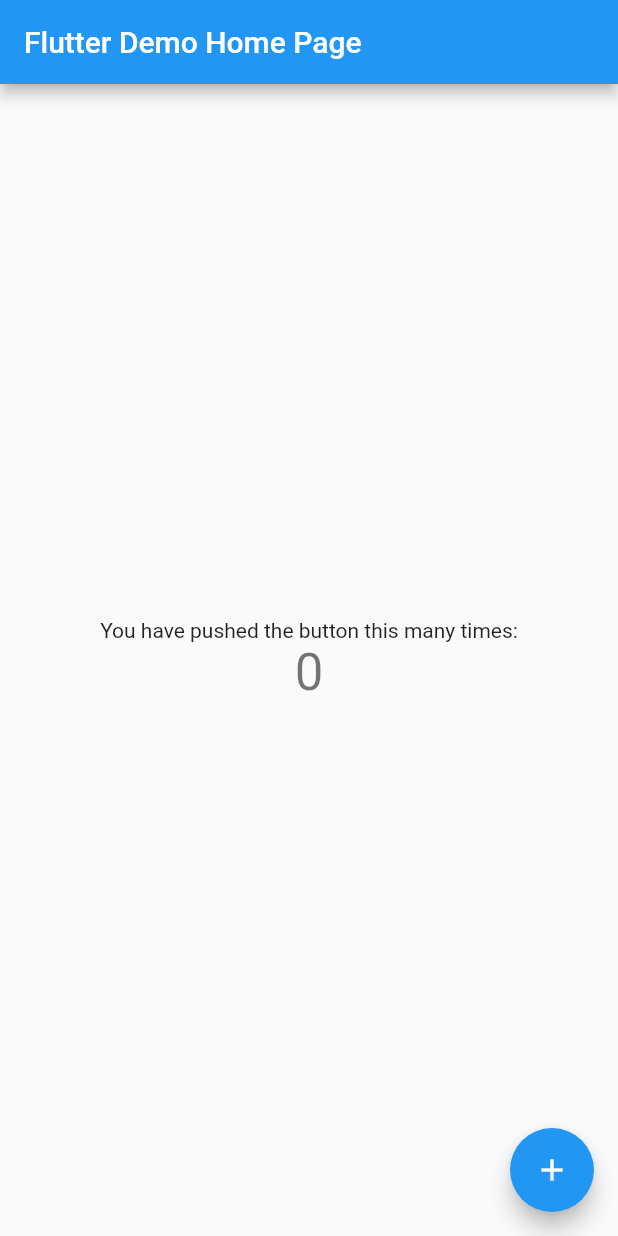
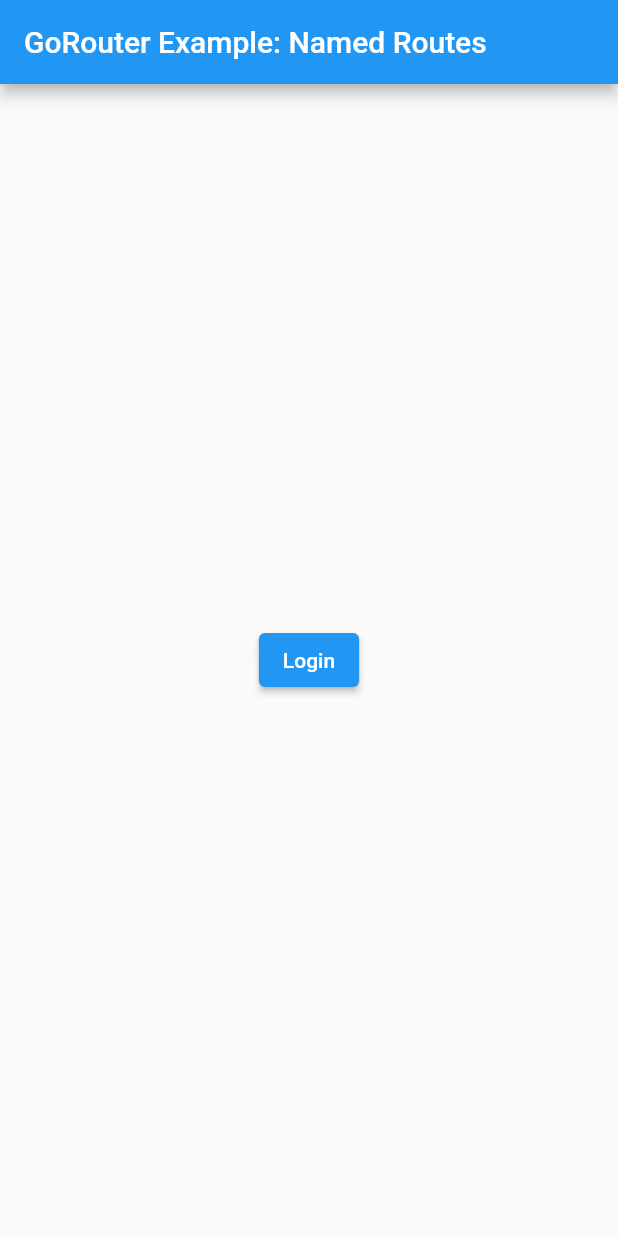
Before and after one commit to heavy-stone/go_router_sample, a Flutter app: the screen it shows after launch, on a phone screen of 412 x 824 dp. Run offline on Flutter 3.47's test engine with Material 2 defaults, Android fonts, the phone set to English and light mode, and no system bars; our stand-ins replace go_router.

Commit message:
[add]loading

```diff
--- a/lib/main.dart
+++ b/lib/main.dart
@@ -1,115 +1,183 @@
 import 'package:flutter/material.dart';
+import 'package:go_router/go_router.dart';
+import 'package:provider/provider.dart';
 
-void main() {
-  runApp(const MyApp());
+import 'shared/data.dart';
+
+void main() => runApp(App());
+
+class App extends StatelessWidget {
+  App({Key? key}) : super(key: key);
+
+  final loginInfo = LoginInfo();
+  static const title = 'GoRouter Example: Named Routes';
+
+  @override
+  Widget build(BuildContext context) => ChangeNotifierProvider<LoginInfo>.value(
+        value: loginInfo,
+        child: MaterialApp.router(
+          routeInformationParser: _router.routeInformationParser,
+          routerDelegate: _router.routerDelegate,
+          title: title,
+          debugShowCheckedModeBanner: false,
+        ),
+      );
+
+  late final _router = GoRouter(
+    debugLogDiagnostics: true,
+    routes: [
+      GoRoute(
+        name: 'home',
+        path: '/',
+        builder: (context, state) => HomeScreen(families: Families.data),
+        routes: [
+          GoRoute(
+            name: 'family',
+            path: 'family/:fid',
+            builder: (context, state) => FamilyScreen(
+              family: Families.family(state.params['fid']!),
+            ),
+            routes: [
+              GoRoute(
+                name: 'person',
+                path: 'person/:pid',
+                builder: (context, state) {
+                  final family = Families.family(state.params['fid']!);
+                  final person = family.person(state.params['pid']!);
+                  return PersonScreen(family: family, person: person);
+                },
+              ),
+            ],
+          ),
+        ],
+      ),
+      GoRoute(
+        name: 'login',
+        path: '/login',
+        builder: (context, state) => const LoginScreen(),
+      ),
+    ],
+
+    // redirect to the login page if the user is not logged in
+    redirect: (state) {
+      // if the user is not logged in, they need to login
+      final loggedIn = loginInfo.loggedIn;
+      final loginloc = state.namedLocation('login');
+      final loggingIn = state.subloc == loginloc;
+
+      // bundle the location the user is coming from into a query parameter
+      final homeloc = state.namedLocation('home');
+      final fromloc = state.subloc == homeloc ? '' : state.subloc;
+      if (!loggedIn) {
+        return loggingIn
+            ? null
+            : state.namedLocation(
+                'login',
+                queryParams: {if (fromloc.isNotEmpty) 'from': fromloc},
+              );
       }
 
-class MyApp extends StatelessWidget {
-  const MyApp({Key? key}) : super(key: key);
+      // if the user is logged in, send them where they were going before (or
+      // home if they weren't going anywhere)
+      if (loggingIn) return state.queryParams['from'] ?? homeloc;
 
-  // This widget is the root of your application.
+      // no need to redirect at all
+      return null;
+    },
+
+    // changes on the listenable will cause the router to refresh it's route
+    refreshListenable: loginInfo,
+  );
+}
+
+class HomeScreen extends StatelessWidget {
+  const HomeScreen({required this.families, Key? key}) : super(key: key);
+  final List<Family> families;
+
   @override
   Widget build(BuildContext context) {
-    return MaterialApp(
-      title: 'Flutter Demo',
-      theme: ThemeData(
-        // This is the theme of your application.
-        //
-        // Try running your application with "flutter run". You'll see the
-        // application has a blue toolbar. Then, without quitting the app, try
-        // changing the primarySwatch below to Colors.green and then invoke
-        // "hot reload" (press "r" in the console where you ran "flutter run",
-        // or simply save your changes to "hot reload" in a Flutter IDE).
-        // Notice that the counter didn't reset back to zero; the application
-        // is not restarted.
-        primarySwatch: Colors.blue,
+    final info = context.read<LoginInfo>();
+
+    return Scaffold(
+      appBar: AppBar(
+        title: const Text(App.title),
+        actions: [
+          IconButton(
+            onPressed: info.logout,
+            tooltip: 'Logout: ${info.userName}',
+            icon: const Icon(Icons.logout),
+          )
+        ],
       ),
-      home: const MyHomePage(title: 'Flutter Demo Home Page'),
+      body: ListView(
+        children: [
+          for (final f in families)
+            ListTile(
+              title: Text(f.name),
+              onTap: () => context.goNamed('family', params: {'fid': f.id}),
+            )
+        ],
+      ),
     );
   }
 }
 
-class MyHomePage extends StatefulWidget {
-  const MyHomePage({Key? key, required this.title}) : super(key: key);
-
-  // This widget is the home page of your application. It is stateful, meaning
-  // that it has a State object (defined below) that contains fields that affect
-  // how it looks.
-
-  // This class is the configuration for the state. It holds the values (in this
-  // case the title) provided by the parent (in this case the App widget) and
-  // used by the build method of the State. Fields in a Widget subclass are
-  // always marked "final".
-
-  final String title;
+class FamilyScreen extends StatelessWidget {
+  const FamilyScreen({required this.family, Key? key}) : super(key: key);
+  final Family family;
 
   @override
-  State<MyHomePage> createState() => _MyHomePageState();
+  Widget build(BuildContext context) => Scaffold(
+        appBar: AppBar(title: Text(family.name)),
+        body: ListView(
+          children: [
+            for (final p in family.people)
+              ListTile(
+                title: Text(p.name),
+                onTap: () => context.go(context.namedLocation(
+                  'person',
+                  params: {'fid': family.id, 'pid': p.id},
+                  queryParams: {'qid': 'quid'},
+                )),
+              ),
+          ],
+        ),
+      );
 }
 
-class _MyHomePageState extends State<MyHomePage> {
-  int _counter = 0;
+class PersonScreen extends StatelessWidget {
+  const PersonScreen({required this.family, required this.person, Key? key})
+      : super(key: key);
 
-  void _incrementCounter() {
-    setState(() {
-      // This call to setState tells the Flutter framework that something has
-      // changed in this State, which causes it to rerun the build method below
-      // so that the display can reflect the updated values. If we changed
-      // _counter without calling setState(), then the build method would not be
-      // called again, and so nothing would appear to happen.
-      _counter++;
-    });
+  final Family family;
+  final Person person;
+
+  @override
+  Widget build(BuildContext context) => Scaffold(
+        appBar: AppBar(title: Text(person.name)),
+        body: Text('${person.name} ${family.name} is ${person.age} years old'),
+      );
 }
 
+class LoginScreen extends StatelessWidget {
+  const LoginScreen({Key? key}) : super(key: key);
+
   @override
-  Widget build(BuildContext context) {
-    // This method is rerun every time setState is called, for instance as done
-    // by the _incrementCounter method above.
-    //
-    // The Flutter framework has been optimized to make rerunning build methods
-    // fast, so that you can just rebuild anything that needs updating rather
-    // than having to individually change instances of widgets.
-    return Scaffold(
-      appBar: AppBar(
-        // Here we take the value from the MyHomePage object that was created by
-        // the App.build method, and use it to set our appbar title.
-        title: Text(widget.title),
-      ),
+  Widget build(BuildContext context) => Scaffold(
+        appBar: AppBar(title: const Text(App.title)),
         body: Center(
-        // Center is a layout widget. It takes a single child and positions it
-        // in the middle of the parent.
           child: Column(
-          // Column is also a layout widget. It takes a list of children and
-          // arranges them vertically. By default, it sizes itself to fit its
-          // children horizontally, and tries to be as tall as its parent.
-          //
-          // Invoke "debug painting" (press "p" in the console, choose the
-          // "Toggle Debug Paint" action from the Flutter Inspector in Android
-          // Studio, or the "Toggle Debug Paint" command in Visual Studio Code)
-          // to see the wireframe for each widget.
-          //
-          // Column has various properties to control how it sizes itself and
-          // how it positions its children. Here we use mainAxisAlignment to
-          // center the children vertically; the main axis here is the vertical
-          // axis because Columns are vertical (the cross axis would be
-          // horizontal).
             mainAxisAlignment: MainAxisAlignment.center,
-          children: <Widget>[
-            const Text(
-              'You have pushed the button this many times:',
-            ),
-            Text(
-              '$_counter',
-              style: Theme.of(context).textTheme.headline4,
+            children: [
+              ElevatedButton(
+                onPressed: () {
+                  // log a user in, letting all the listeners know
+                  context.read<LoginInfo>().login('test-user');
+                },
+                child: const Text('Login'),
               ),
             ],
           ),
         ),
-      floatingActionButton: FloatingActionButton(
-        onPressed: _incrementCounter,
-        tooltip: 'Increment',
-        child: const Icon(Icons.add),
-      ), // This trailing comma makes auto-formatting nicer for build methods.
       );
 }
-}
```
Lines whose indentation alone changed are shown as unchanged.
